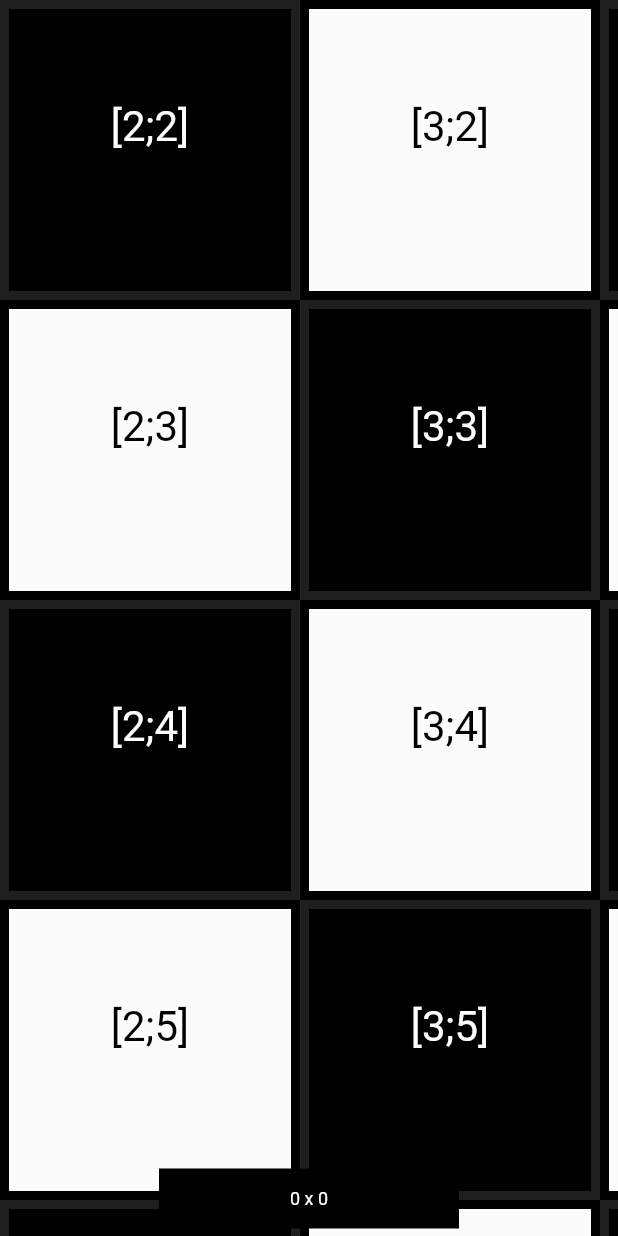
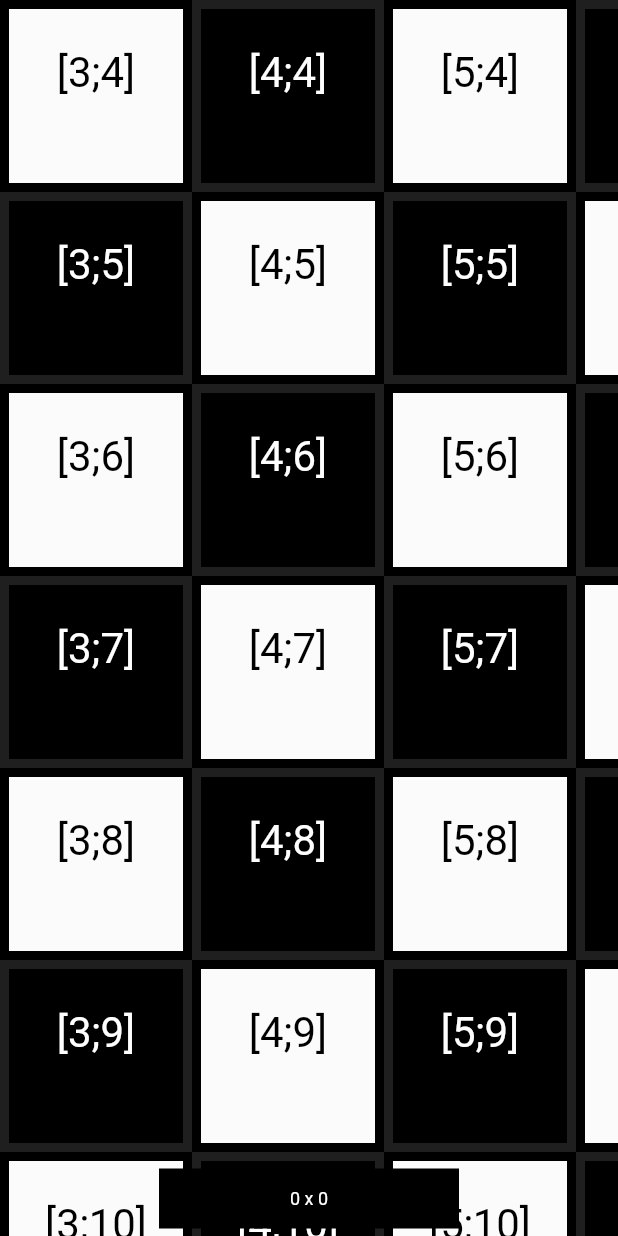
Before and after one commit to PlugFox/interactive_viewer, a Flutter app: the screen it shows after launch, on a phone screen of 412 x 824 dp. Run offline on Flutter 3.47's test engine with Material 2 defaults, Android fonts, the phone set to English and light mode, and no system bars.

```diff
--- a/lib/src/app.dart
+++ b/lib/src/app.dart
@@ -6,24 +6,22 @@ class App extends StatelessWidget {
   const App({Key? key}) : super(key: key);
 
   @override
-  Widget build(BuildContext context) => const MaterialApp(
+  Widget build(BuildContext context) => MaterialApp(
         title: 'Board',
         home: Home(),
       );
 }
 
 class Home extends StatelessWidget {
-  const Home({Key? key}) : super(key: key);
+  Home({Key? key}) : super(key: key);
 
-  static const mapProperties = MapProperties(
-    tileWidth: 100,
-    tileHeight: 100,
-    tilesOx: 41,
-    tilesOy: 41,
+  final mapProperties = MapProperties(
+    tileWidth: 64,
+    tileHeight: 64,
+    tilesOx: 40,
+    tilesOy: 40,
     tilesOxDisplayed: 12,
     tilesOyDisplayed: 16,
-    offsetOx: -200,
-    offsetOy: -200,
   );
 
   @override
--- a/lib/src/two_dimensions_map/map_properties.dart
+++ b/lib/src/two_dimensions_map/map_properties.dart
@@ -8,17 +8,28 @@ class MapProperties {
   final int tilesOxDisplayed;
   final int tilesOyDisplayed;
 
-  final double offsetOx;
-  final double offsetOy;
+  late final double offsetOx;
+  late final double offsetOy;
 
-  const MapProperties({
+  MapProperties({
     required this.tileWidth,
     required this.tileHeight,
     required this.tilesOx,
     required this.tilesOy,
     required this.tilesOxDisplayed,
     required this.tilesOyDisplayed,
-    this.offsetOx = 0,
-    this.offsetOy = 0,
-  });
+    double? offsetOx,
+    double? offsetOy,
+  }) {
+    if (offsetOx != null) {
+      this.offsetOx = offsetOx;
+    } else {
+      this.offsetOx = (tilesOxDisplayed * tileWidth * (-1)) / 4;
+    }
+    if (offsetOy != null) {
+      this.offsetOy = offsetOy;
+    } else {
+      this.offsetOy = (tilesOyDisplayed * tileHeight * (-1)) / 4;
+    }
+  }
 }
--- /dev/null
+++ b/lib/src/two_dimensions_map/on_tap_processor.dart
@@ -0,0 +1,35 @@
+import 'dart:math';
+import 'dart:ui';
+
+import 'package:game_board/src/two_dimensions_map/map_properties.dart';
+import 'package:game_board/src/two_dimensions_map/throttled_offset_controller.dart';
+
+class OnTapProcessor {
+  final MapProperties mapProperties;
+  final ThrottledOffsetController controller;
+
+  late final double halfWidth;
+  late final double halfHeight;
+
+  OnTapProcessor({
+    required this.mapProperties,
+    required this.controller,
+  }) {
+    halfWidth = mapProperties.tileWidth / 2;
+    halfHeight = mapProperties.tileHeight / 2;
+  }
+
+  Point<int> getPointTapped(Offset localPosition) {
+    //print('localPosition: ${localPosition.dx},${localPosition.dy}');
+    final gp = Offset(
+      localPosition.dx * controller.scale - (mapProperties.offsetOx + controller.fullMapController.value.dx),
+      localPosition.dy * controller.scale - (mapProperties.offsetOy + controller.fullMapController.value.dy),
+    );
+
+    final x = (gp.dx) ~/ mapProperties.tileWidth;
+    final y = (gp.dy) ~/ mapProperties.tileHeight;
+
+    print('getPointTapped ${gp.dx},${gp.dy} ([$x,$y])');
+    return Point(x, y);
+  }
+}
--- a/lib/src/two_dimensions_map/throttled_offset_controller.dart
+++ b/lib/src/two_dimensions_map/throttled_offset_controller.dart
@@ -1,3 +1,4 @@
+import 'dart:async';
 import 'dart:ui';
 
 import 'package:flutter/foundation.dart';
@@ -7,6 +8,9 @@ import 'package:game_board/src/two_dimensions_map/map_properties.dart';
 class ThrottledOffsetController {
   final ThrottledController renderController;
   final ThrottledController fullMapController;
+
+  final zoomController = StreamController<double>.broadcast();
+  double scale = 2;
 
   ThrottledOffsetController({
     required Offset initialValue,
@@ -27,6 +31,10 @@ class ThrottledOffsetController {
   void translate(double x, double y) {
     renderController.update(renderController.translateCircular(x, y));
     fullMapController.update(fullMapController.translateCircular(x, y));
+  }
+
+  void close() {
+    zoomController.close();
   }
 }
 
--- a/lib/src/two_dimensions_map/two_dimensions_map.dart
+++ b/lib/src/two_dimensions_map/two_dimensions_map.dart
@@ -4,6 +4,7 @@ import 'package:flutter/material.dart';
 import 'package:game_board/src/two_dimensions_map/map_flow_delegate.dart';
 import 'package:game_board/src/two_dimensions_map/map_layout.dart';
 import 'package:game_board/src/two_dimensions_map/map_properties.dart';
+import 'package:game_board/src/two_dimensions_map/on_tap_processor.dart';
 import 'package:game_board/src/two_dimensions_map/throttled_offset_controller.dart';
 
 class TwoDimensionsMap extends StatefulWidget {
@@ -30,12 +31,16 @@ class _TwoDimensionsMapState extends State<TwoDimensionsMap> {
     mapProperties: widget.mapProperties,
   );
 
-  double scale = 2.0;
+  late final _onTapProcessor = OnTapProcessor(
+    mapProperties: widget.mapProperties,
+    controller: _controller,
+  );
+
+  double get scale => _controller.scale;
   Matrix4 matrix = Matrix4.identity();
 
   @override
   void initState() {
-    matrix[15] = 0.5;
     super.initState();
   }
 
@@ -46,31 +51,42 @@ class _TwoDimensionsMapState extends State<TwoDimensionsMap> {
           Center(
             child: GestureDetector(
               onScaleUpdate: (scaleInfo) {
-                _controller.translate(scaleInfo.focalPointDelta.dx * scale, scaleInfo.focalPointDelta.dy * scale);
+                _controller.translate(
+                    scaleInfo.focalPointDelta.dx * scale / 2, scaleInfo.focalPointDelta.dy * scale / 2);
 
-                print('scaleInfo.scale: ${scaleInfo.scale}');
+                print('scaleInfo.scale: ${scaleInfo.scale} / scale=$scale');
                 if (scaleInfo.scale != 1) {
-                  scale = scaleInfo.scale;
-                  if (scale < 0.5) {
-                    scale = 0.5;
+                  var _scale = scaleInfo.scale;
+                  if (_scale < 0.5) {
+                    _scale = 0.5;
+                  }
+                  if (_scale > 3) {
+                    _scale = 3;
                   }
 
-                  setState(() {
-                    scale = 1 / (scale * 2);
-                    if (scale > 4) {
-                      scale = 4;
-                    }
-                    matrix[15] = scale;
-                  });
+                  _scale = 1 / (_scale * 2);
+
+                  _controller.scale = _scale;
+                  _controller.zoomController.add(_scale);
                 }
               },
-              child: Transform(
+              onTapDown: (details) {
+                final pointTaped = _onTapProcessor.getPointTapped(details.localPosition);
+              },
+              child: StreamBuilder(
+                stream: _controller.zoomController.stream,
+                builder: (BuildContext context, AsyncSnapshot<double> snapshot) {
+                  matrix[15] = snapshot.data ?? (1 / scale);
+
+                  return Transform(
                     transform: matrix,
                     child: MapLayout(
                       offsetController: _controller,
                       mapProperties: widget.mapProperties,
                       coordinateBuilder: widget.coordinateBuilder,
                     ),
+                  );
+                },
               ),
             ),
           ),
```
Lines whose indentation alone changed are shown as unchanged.
